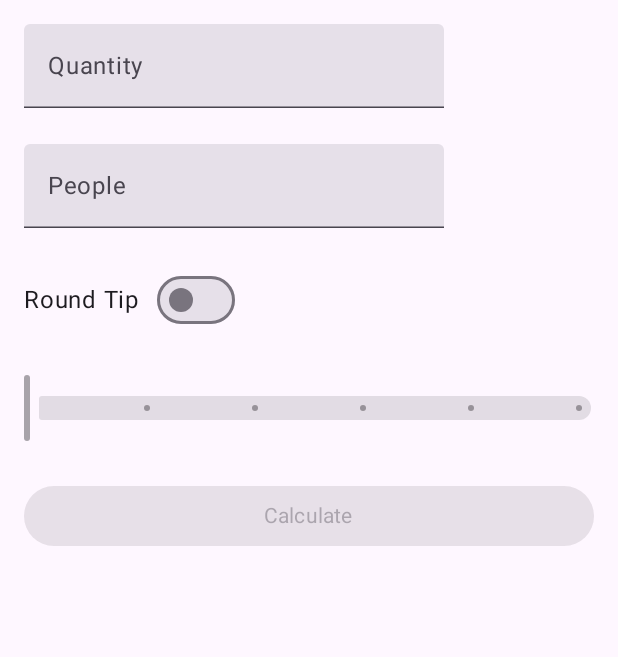
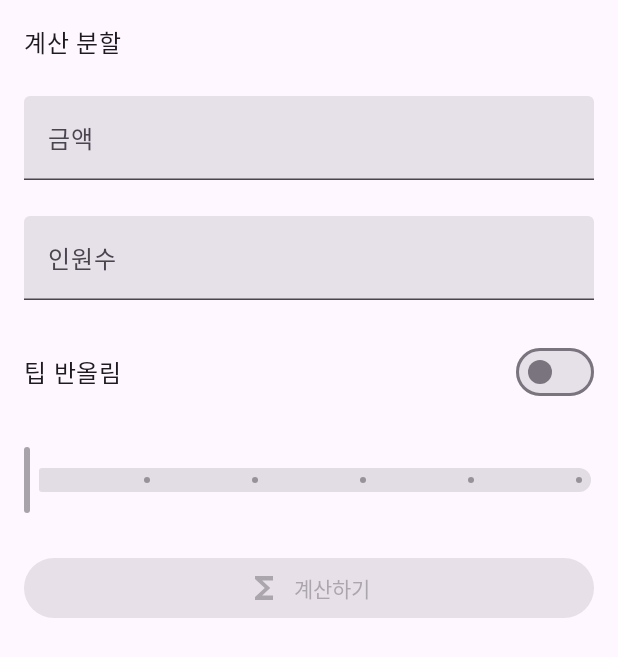
Before and after one commit to yo164/dividirCuentas7, an Android app built with Jetpack Compose: the screen it shows after launch (MainActivity), on a phone screen of 412 x 824 dp. Shown: the top 657 px of the screen. Run offline under Robolectric (Android 15) with nearby library versions, the phone set to English and light mode, and no system bars; Roboto replaces fonts that are not available here.

```diff
--- a/app/src/main/java/com/alanturin/dividircuentas7/MainActivity.kt
+++ b/app/src/main/java/com/alanturin/dividircuentas7/MainActivity.kt
@@ -5,6 +5,7 @@ import android.widget.Space
 import androidx.activity.ComponentActivity
 import androidx.activity.compose.setContent
 import androidx.activity.enableEdgeToEdge
+import androidx.compose.foundation.layout.Arrangement
 import androidx.compose.foundation.layout.Column
 import androidx.compose.foundation.layout.Row
 import androidx.compose.foundation.layout.Spacer
@@ -15,6 +16,7 @@ import androidx.compose.foundation.layout.padding
 import androidx.compose.foundation.layout.width
 import androidx.compose.foundation.text.KeyboardOptions
 import androidx.compose.material3.Button
+import androidx.compose.material3.Icon
 import androidx.compose.material3.Scaffold
 import androidx.compose.material3.Slider
 import androidx.compose.material3.Switch
@@ -27,6 +29,7 @@ import androidx.compose.runtime.remember
 import androidx.compose.runtime.setValue
 import androidx.compose.ui.Alignment
 import androidx.compose.ui.Modifier
+import androidx.compose.ui.res.painterResource
 import androidx.compose.ui.res.stringResource
 
 import androidx.compose.ui.text.input.KeyboardType
@@ -51,9 +54,11 @@ class MainActivity : ComponentActivity() {
                         modifier = Modifier
                             .padding(innerPadding)
                             .padding(16.dp)
-
                     ) {
+                        Text( stringResource(R.string.app_name))
+                        Spacer(modifier = Modifier.height(24.dp))
                         TextField(
+                            modifier = Modifier.fillMaxWidth(),
                             value = cuenta,
                             onValueChange = {cuenta = it},
                             label = {Text (stringResource(R.string.quantity))},
@@ -61,6 +66,7 @@ class MainActivity : ComponentActivity() {
                         )
                         Spacer(modifier = Modifier.height(24.dp))
                         TextField(
+                            modifier = Modifier.fillMaxWidth(),
                             value = comensales,
                             onValueChange = {comensales = it},
                             label = {Text(stringResource(R.string.people))},
@@ -68,7 +74,9 @@ class MainActivity : ComponentActivity() {
                         )
                         Spacer(modifier = Modifier.height(24.dp))
                         Row (
-                            verticalAlignment = Alignment.CenterVertically
+                            modifier = Modifier.fillMaxWidth(),
+                            verticalAlignment = Alignment.CenterVertically,
+                            horizontalArrangement = Arrangement.SpaceBetween
                         ){
                             Text(
                                 stringResource(R.string.Round_tip)
@@ -129,7 +137,14 @@ class MainActivity : ComponentActivity() {
                             mostrarResultado = true
 
                         }) {
-                            Text(stringResource(R.string.calculate))
+                            Row(
+                                verticalAlignment = Alignment.CenterVertically
+                            ) {
+                                Icon(painterResource(R.drawable.functions_24px),"Sigma" )
+                                Spacer(modifier = Modifier.width(8.dp))
+
+                                Text(stringResource(R.string.calculate))
+                            }
                         }
                         Spacer(modifier = Modifier.height(24.dp))
 
--- /dev/null
+++ b/app/src/main/res/drawable/functions_24px.xml
@@ -0,0 +1,9 @@
+<vector xmlns:android="http://schemas.android.com/apk/res/android"
+    android:width="24dp"
+    android:height="24dp"
+    android:viewportWidth="960"
+    android:viewportHeight="960">
+  <path
+      android:fillColor="@android:color/white"
+      android:pathData="M240,800L240,720L500,480L240,240L240,160L720,160L720,280L431,280L646,480L431,680L720,680L720,800L240,800Z"/>
+</vector>
--- a/app/src/main/res/values/strings.xml
+++ b/app/src/main/res/values/strings.xml
@@ -1,10 +1,10 @@
 <resources>
-    <string name="app_name">dividirCuentas7</string>
-    <string name="quantity">Quantity</string>
-    <string name="people">People</string>
-    <string name="Round_tip">Round Tip</string>
-    <string name="calculate">Calculate</string>
-    <string name="appreciation">Rating</string>
-    <string name="total_quantity">Total Quantity:</string>
-    <string name="each_quantity">Each:</string>
+    <string name="app_name">계산 분할</string>
+    <string name="quantity">금액</string>
+    <string name="people">인원수</string>
+    <string name="Round_tip">팁 반올림</string>
+    <string name="calculate">계산하기</string>
+    <string name="appreciation">평가</string>
+    <string name="total_quantity">총 금액:</string>
+    <string name="each_quantity">각자:</string>
 </resources>
```
Also changed, not shown: 2 other files.
